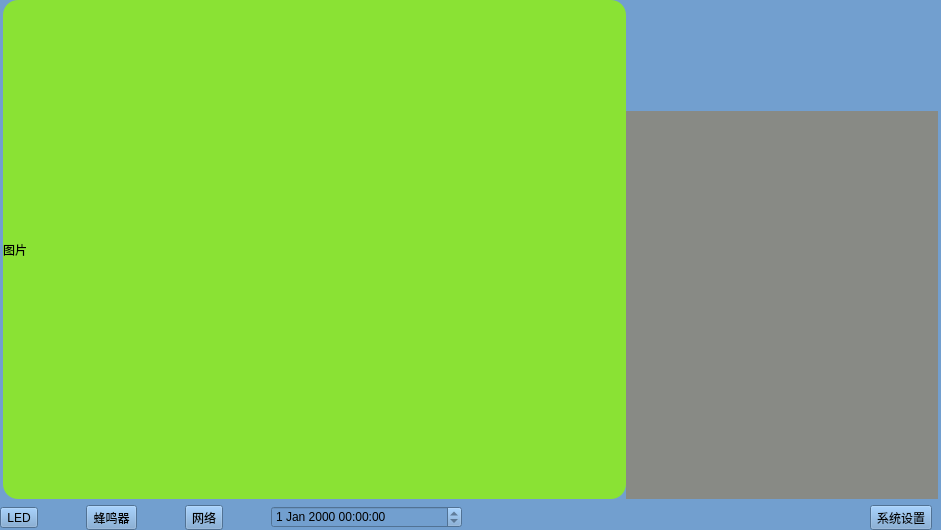
Qt form FireIdentifySystem/FireIdentifySystem.ui (Wangguangha/FireIdentifySystem) before a commit.
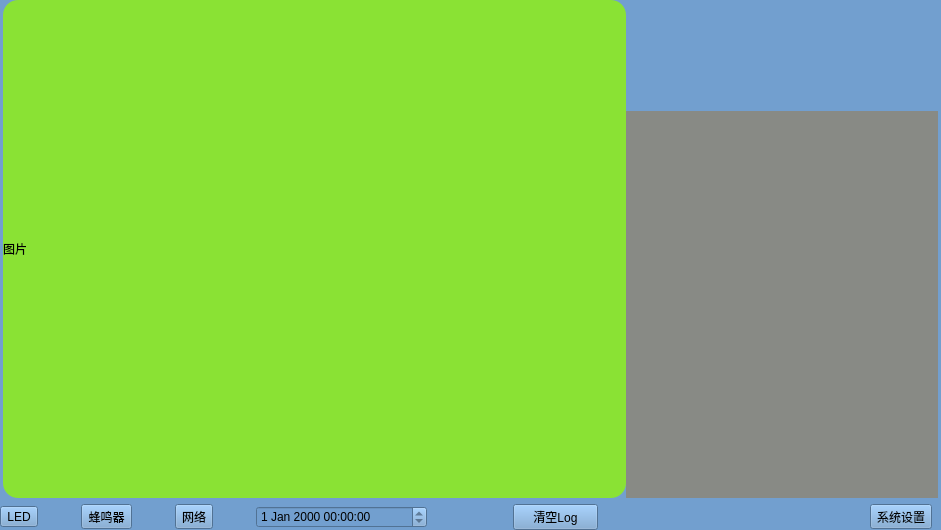
The same form after that commit. Icons and pictures are not drawn. Custom widgets are drawn as their Qt base class.

The edit to the form file:
```diff
--- a/FireIdentifySystem/FireIdentifySystem.ui
+++ b/FireIdentifySystem/FireIdentifySystem.ui
@@ -198,7 +198,7 @@
        </layout>
       </item>
       <item>
-       <layout class="QHBoxLayout" name="horizontalLayout_3" stretch="2,1,2,1,2,1,4,2,8">
+       <layout class="QHBoxLayout" name="horizontalLayout_3" stretch="2,1,2,1,2,1,4,2,2,8">
         <property name="spacing">
          <number>0</number>
         </property>
@@ -327,6 +327,13 @@
           </property>
          </spacer>
         </item>
+        <item>
+         <widget class="QPushButton" name="pushButton">
+          <property name="text">
+           <string>清空Log</string>
+          </property>
+         </widget>
+        </item>
         <item>
          <layout class="QHBoxLayout" name="horizontalLayout_5" stretch="3,1">
           <property name="spacing">
```
